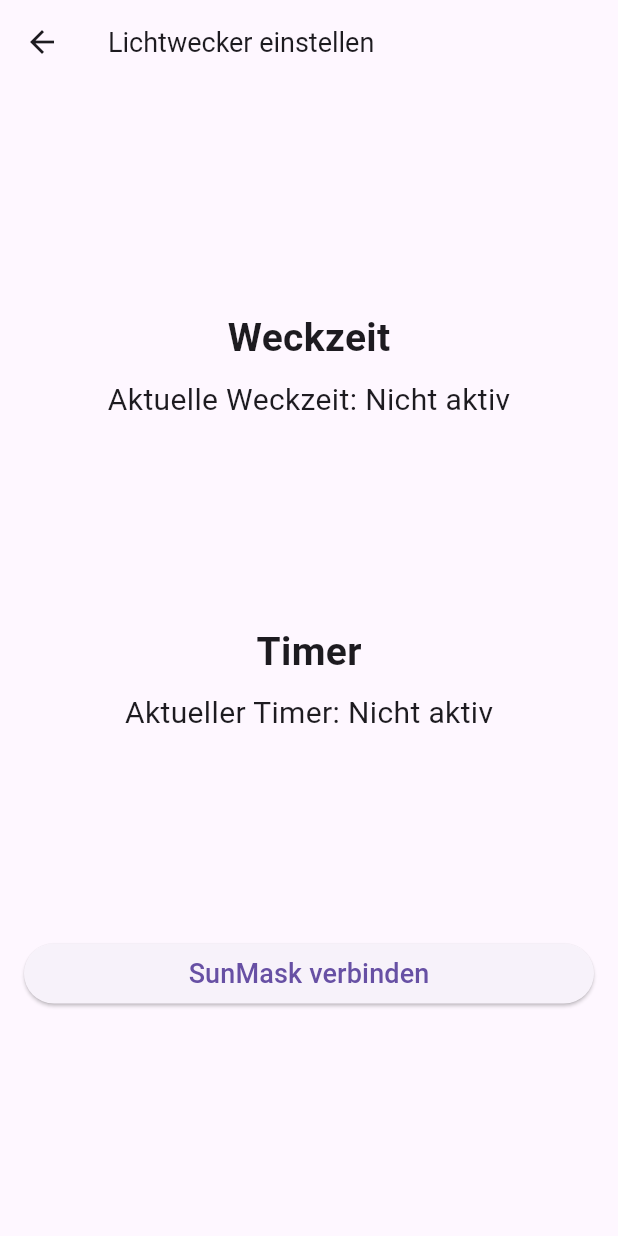
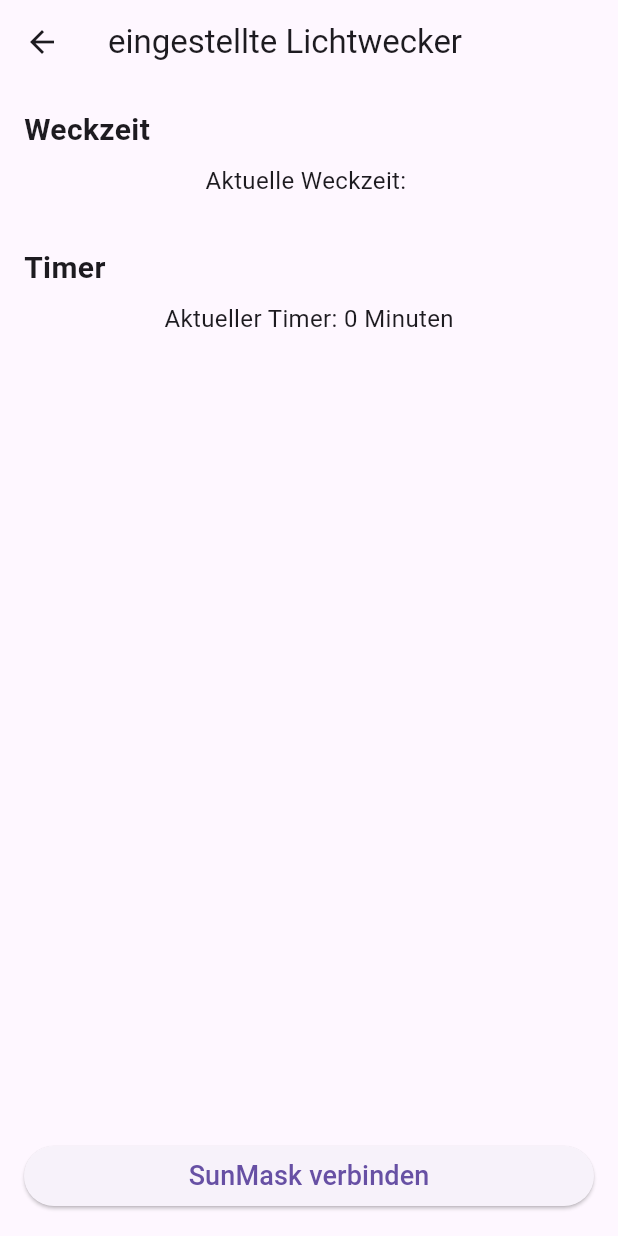
Before and after one commit to SomnusSunMask/SunMask-new, a Flutter app: the DeviceOverviewPage screen opened directly with empty values, on a phone screen of 412 x 824 dp. Run offline on Flutter 3.47's test engine with Material 3 defaults, Android fonts, the phone set to English and light mode, and no system bars; our stand-ins replace flutter_blue_plus, shared_preferences; accounts and stored records are empty.

Commit message:
Update main.dart

```diff
--- a/lib/main.dart
+++ b/lib/main.dart
@@ -567,62 +567,76 @@ class DeviceOverviewPage extends StatelessWidget {
   final int? lastTimerMinutes;
 
   const DeviceOverviewPage({
-    super.key,
+    Key? key,
     required this.deviceName,
-    this.lastWakeTime,
-    this.lastTimerMinutes,
-  });
+    required this.lastWakeTime,
+    required this.lastTimerMinutes,
+  }) : super(key: key);
 
   @override
   Widget build(BuildContext context) {
-    final timerText = lastTimerMinutes != null ? "$lastTimerMinutes Minuten" : "Nicht aktiv";
-    final wakeTimeText = lastWakeTime ?? "Nicht aktiv";
-
     return Scaffold(
       appBar: AppBar(
-        title: Text('Lichtwecker einstellen', style: const TextStyle(fontSize: 18)),
+        title: const Text('eingestellte Lichtwecker'),
+        automaticallyImplyLeading: true,
       ),
       body: Padding(
         padding: const EdgeInsets.all(16.0),
         child: Column(
-          mainAxisAlignment: MainAxisAlignment.spaceEvenly,
+          mainAxisAlignment: MainAxisAlignment.start,
           children: [
-            Column(
+            Row(
+              mainAxisAlignment: MainAxisAlignment.spaceBetween,
               children: [
-                const Text("Weckzeit", style: TextStyle(fontSize: 26, fontWeight: FontWeight.bold)),
-                const SizedBox(height: 8),
-                Text("Aktuelle Weckzeit: $wakeTimeText", style: const TextStyle(fontSize: 20)),
+                const Text(
+                  'Weckzeit',
+                  style: TextStyle(fontSize: 20, fontWeight: FontWeight.bold),
+                ),
+                const SizedBox(width: 16),
               ],
             ),
-            Column(
+            const SizedBox(height: 8),
+            Center(
+              child: Text(
+                lastWakeTime != null ? 'Aktuelle Weckzeit: $lastWakeTime' : 'Aktuelle Weckzeit: Nicht aktiv',
+                style: const TextStyle(fontSize: 16),
+              ),
+            ),
+            const SizedBox(height: 32),
+            Row(
+              mainAxisAlignment: MainAxisAlignment.spaceBetween,
               children: [
-                const Text("Timer", style: TextStyle(fontSize: 26, fontWeight: FontWeight.bold)),
-                const SizedBox(height: 8),
-                Text("Aktueller Timer: $timerText", style: const TextStyle(fontSize: 20)),
+                const Text(
+                  'Timer',
+                  style: TextStyle(fontSize: 20, fontWeight: FontWeight.bold),
+                ),
+                const SizedBox(width: 16),
               ],
             ),
+            const SizedBox(height: 8),
+            Center(
+              child: Text(
+                lastTimerMinutes != null ? 'Aktueller Timer: $lastTimerMinutes Minuten' : 'Aktueller Timer: Nicht aktiv',
+                style: const TextStyle(fontSize: 16),
+              ),
+            ),
+            const Spacer(),
             SizedBox(
               width: double.infinity,
               child: ElevatedButton(
                 onPressed: () async {
-                  FlutterBluePlus.startScan(timeout: const Duration(seconds: 5));
-
+                  final navigator = Navigator.of(context);
+                  FlutterBluePlus.stopScan();
                   BluetoothDevice? sunMask;
-                  await for (final result in FlutterBluePlus.scanResults) {
+                  try {
+                    var result = await FlutterBluePlus.systemDevices;
                     for (final r in result) {
-                      if (r.device.platformName == "SunMask") {
-                        sunMask = r.device;
+                      if (r.platformName == "SunMask") {
+                        sunMask = r;
                         break;
                       }
                     }
-                    if (sunMask != null) break;
-                  }
-
-                  FlutterBluePlus.stopScan();
-
-                  if (sunMask != null) {
-                    final navigator = Navigator.of(context);
-                    try {
+                    if (sunMask != null) {
                       await sunMask.connect(timeout: const Duration(seconds: 5));
                       navigator.pushReplacement(
                         MaterialPageRoute(
@@ -634,21 +648,17 @@ class DeviceOverviewPage extends StatelessWidget {
                           ),
                         ),
                       );
-                    } catch (_) {
-                      ScaffoldMessenger.of(context).showSnackBar(
-                        const SnackBar(
-                          content: Text("Verbindung fehlgeschlagen! Starte die SunMask neu."),
-                        ),
+                    } else {
+                      navigator.pop();
+                      ScaffoldMessenger.of(navigator.context).showSnackBar(
+                        const SnackBar(content: Text('Verbindung fehlgeschlagen! Starte die SunMask neu.')),
                       );
-                      navigator.pop(); // Zur Geräteliste zurück
                     }
-                  } else {
-                    ScaffoldMessenger.of(context).showSnackBar(
-                      const SnackBar(
-                        content: Text("Verbindung fehlgeschlagen! Starte die SunMask neu."),
-                      ),
+                  } catch (_) {
+                    navigator.pop();
+                    ScaffoldMessenger.of(navigator.context).showSnackBar(
+                      const SnackBar(content: Text('Verbindung fehlgeschlagen! Starte die SunMask neu.')),
                     );
-                    Navigator.of(context).pop(); // Zur Geräteliste zurück
                   }
                 },
                 child: const Text("SunMask verbinden", style: TextStyle(fontSize: 18)),
```
